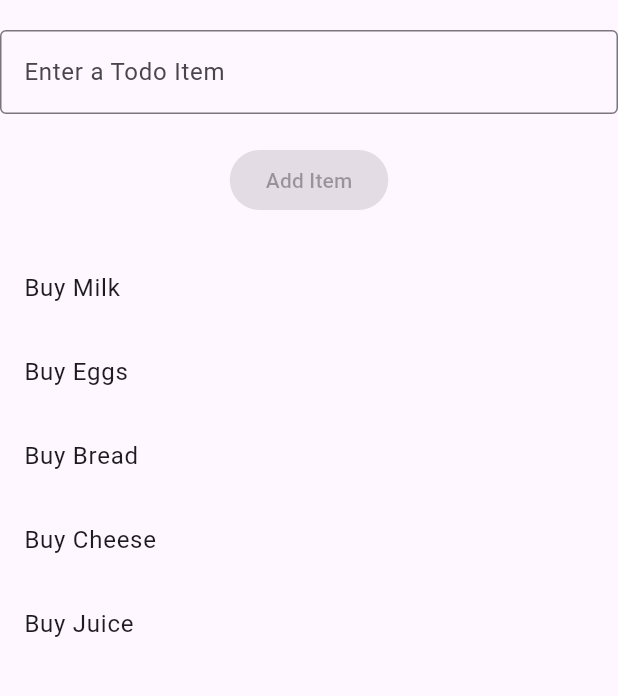
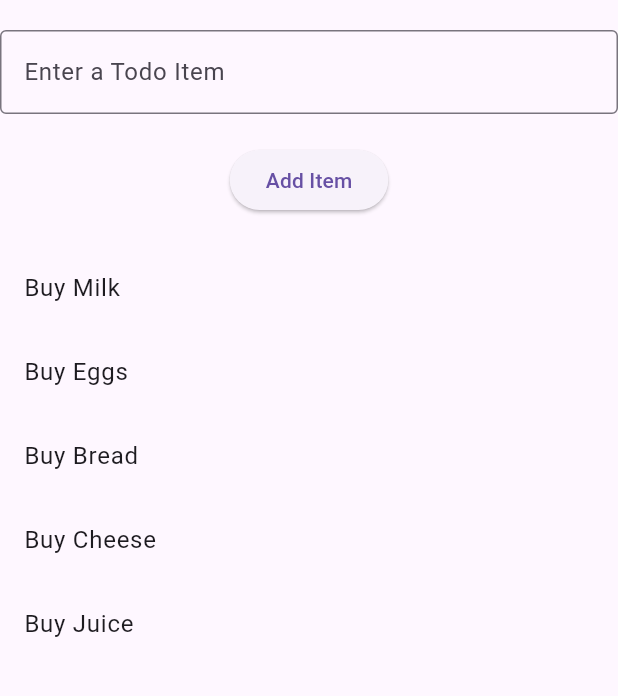
Before and after one commit to AakrishLama/ToDo_List, a Flutter app: the screen it shows after launch, on a phone screen of 412 x 824 dp, the part 84-780 px from its top. Run offline on Flutter 3.47's test engine with Material 3 defaults, Android fonts, the phone set to English and light mode, and no system bars; our stand-ins replace google_fonts; Roboto replaces fonts that are missing (Rakkas).

Commit message:
text editing controller for ui

```diff
--- a/todo_list/lib/imput.dart
+++ b/todo_list/lib/imput.dart
@@ -1,11 +1,16 @@
 import 'package:flutter/material.dart';
 
 class Input extends StatelessWidget {
-  const Input({super.key});
+  // controller for the text field
+  final TextEditingController inputController;
+
+
+  const Input({super.key, required this.inputController});
 
   @override
   Widget build(BuildContext context) {
     return TextField(
+      controller: inputController,
       decoration: InputDecoration(
         border: OutlineInputBorder(),
         labelText: 'Enter a Todo Item',
--- a/todo_list/lib/main.dart
+++ b/todo_list/lib/main.dart
@@ -6,8 +6,34 @@ import "package:todo_list/imput.dart";
 void main() {
   runApp(MyApp());
 }
+// class StatefulWidget extends StatefulWidget {
+//   const StatefulWidget({super.key});
 
-class MyApp extends StatelessWidget {
+//   @override
+//   State<StatefulWidget> createState() => _StatefulWidgetState();
+// }
+class MyApp extends StatefulWidget {
+  const MyApp({super.key});
+
+  @override
+  State<MyApp> createState() => _MyAppState();
+}
+
+
+class _MyAppState extends State<MyApp> {
+
+  // text editing controller to get the input from the user
+  final TextEditingController _controller = TextEditingController();
+
+  void addItem() {
+    if(_controller.text.isNotEmpty){
+      setState(() {
+        todoList.add(_controller.text);
+        _controller.clear();      // to clear the input field after addition.
+      });
+    }
+  }
+
 
   List<String> todoList = [
     "Buy Milk",
@@ -37,10 +63,11 @@ class MyApp extends StatelessWidget {
             mainAxisAlignment: MainAxisAlignment.start,
             children: [
               const SizedBox(height: 20),
-              const Input(),
+              Input(inputController: _controller),
 
               const SizedBox(height: 20),
-              const ElevatedButton(onPressed: null, child: Text("Add Item")),
+              // elevated button for press and press enter to add item.
+              ElevatedButton(onPressed: addItem, child: const Text("Add Item"),),
 
               const SizedBox(height: 20),
               Scrollablelist( todoList: todoList),
```
